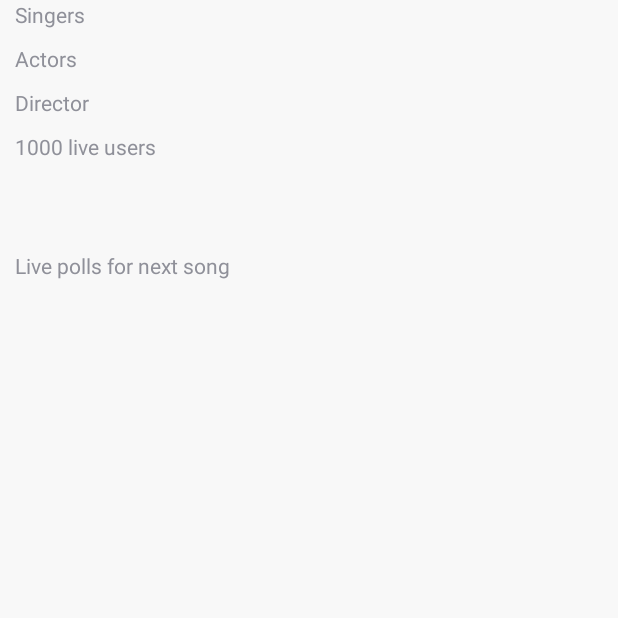
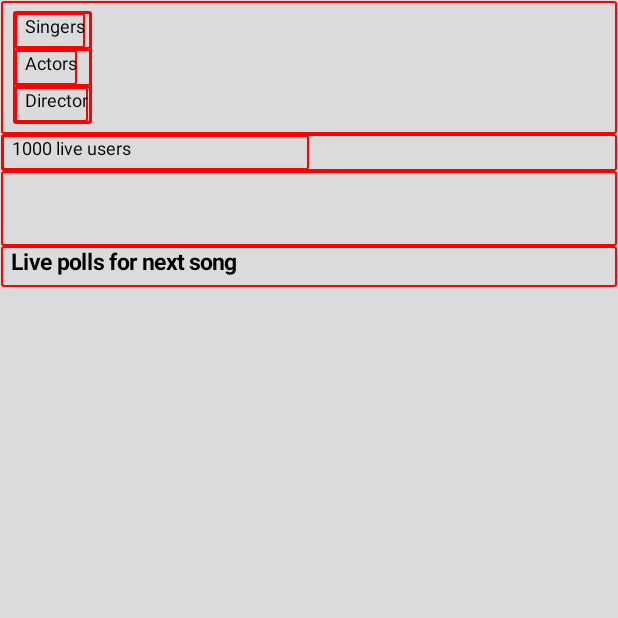
Before and after one commit to v-b-r/telugubeats_android, an Android app: the screen it shows after launch (MainActivity), on a phone screen of 412 x 824 dp, the top half of it. Run offline under Robolectric (Android 15) with nearby library versions, the phone set to English and light mode, and no system bars; our stand-ins replace Picasso; libraries missing offline, so code that uses them is left out: com.google.android.gms, com.loopj.android; pictures from the network do not load; 9 statements that could not run were skipped.

```diff
--- a/app/src/main/java/com/appsandlabs/app/Config.java
+++ b/app/src/main/java/com/appsandlabs/app/Config.java
@@ -4,7 +4,7 @@ package com.appsandlabs.app;
  * Created by abhinav on 9/27/15.
  */
 public class Config {
-    public static final boolean IS_TEST_BUILD = false;
+    public static final boolean IS_TEST_BUILD = true;
     public static final String GCM_SAVED = "gcm_saved";
     public static final String APP_LOADING_VIEW_IMAGE = null;
     public static final String REGISTRATION_COMPLETE = "registration_complete";
--- a/app/src/main/java/com/appsandlabs/com/appsandlabs/helpers/ABTemplating.java
+++ b/app/src/main/java/com/appsandlabs/com/appsandlabs/helpers/ABTemplating.java
@@ -31,6 +31,10 @@ import java.util.Map.Entry;
  */
 public class ABTemplating {
 
+
+	private static final int CENTER_VERTICAL = Gravity.CENTER_VERTICAL;
+	private static final int RIGHT = Gravity.RIGHT;
+	private static final int CENTER_HORIZONTAL = Gravity.CENTER_HORIZONTAL;
 
 	static int MATCH_PARENT = LayoutParams.MATCH_PARENT;
 	int WRAP_CONTENT = LayoutParams.WRAP_CONTENT;
@@ -66,6 +70,8 @@ public class ABTemplating {
 		private TextView label;
 		private ImageView iconView;
 		private ImageView imageView;
+		private int height = LayoutParams.WRAP_CONTENT;
+		private int width =  LayoutParams.WRAP_CONTENT;
 
 		public ABView(String id) {
 			super(TeluguBeatsApp.getContext(), null);
@@ -156,9 +162,11 @@ public class ABTemplating {
 				width = (int)getInDp(width);
 
 			if (this.getLayoutParams() == null)
-				this.setLayoutParams(new LayoutParams(width, getHeight() == 0 ? LayoutParams.WRAP_CONTENT : getHeight()));
+				this.setLayoutParams(new LayoutParams(width, height));
 			else
 				((LayoutParams) this.getLayoutParams()).width = width;
+
+			this.width = width;
 			return this;
 		}
 
@@ -175,15 +183,16 @@ public class ABTemplating {
 			if(height>0)
 				height = (int)getInDp(height);
 			if (this.getLayoutParams() == null)
-				this.setLayoutParams(new LayoutParams(getWidth() == 0 ? LayoutParams.WRAP_CONTENT : getWidth(), height));
+				this.setLayoutParams(new LayoutParams(width , height));
 			else
 				((LayoutParams) this.getLayoutParams()).height = height;
+			this.height = height;
 			return this;
 		}
 
 		public ABView wgt(float weight) {
-			if (this.getLayoutParams() == null || (getHeight() == 0 && getWidth() == 0))
-				this.setLayoutParams(new LayoutParams(0, LayoutParams.WRAP_CONTENT));
+			if (this.getLayoutParams() == null)
+				this.setLayoutParams(new LayoutParams(0, height));
 
 			((LayoutParams) this.getLayoutParams()).width = 0;
 			((LayoutParams) this.getLayoutParams()).weight = weight;
@@ -218,18 +227,30 @@ public class ABTemplating {
 			return this;
 		}
 
+		public ABView asHeader(){
+			if(label != null) {
+				label.setTextColor(Color.BLACK);
+				label.setTextSize(15);
+				label.setTypeface(null , Typeface.BOLD);
+				((LinearLayout.LayoutParams)label.getLayoutParams()).gravity = CENTER_HORIZONTAL;
+			}
+			return this;
+		}
 
 
 		public ABView addLabel(String string, float textSizeSp, boolean wrapLayout, boolean bold) {
 			if(label==null) {
 				label = new TextView(getContext(), null);
-				this.addView(label);
+				super.addView(label);
 			}
 			label.setText(string);
 	        label.setSingleLine();
 			if(textSizeSp!=-1)
-				label.setTextSize(textSizeSp* getInDp(1));
-			this.setPadding(15, 0, 0, 15);
+				label.setTextSize(textSizeSp);
+			else{
+				label.setTextSize(12);
+			}
+			this.setPadding(10, 0, 0, 10);
 			if(wrapLayout)
 				this.setLayoutParams(new LayoutParams(LayoutParams.WRAP_CONTENT, LayoutParams.WRAP_CONTENT));
 			else{
@@ -237,8 +258,8 @@ public class ABTemplating {
 			}
 			if(bold) {
 				label.setTypeface(null, Typeface.BOLD);
-				label.setTextColor(Color.BLACK);
 			}
+			label.setTextColor(Color.BLACK);
 			this.setGravity(Gravity.CENTER_VERTICAL);
 			return this;
 		}
@@ -640,20 +661,25 @@ public class ABTemplating {
 									h(c().addLabel("Singers"), c("singers")),
 									h(c().addLabel("Actors"), c("actors")),
 									h(c().addLabel("Director"), c("directors"))
-							)
-					),
+							).wd(MATCH_PARENT)
+					).padding(10, 10 , 10 , 10),
 					h(c("live_users").addLabel("1000 live users").wgt(0.5f), c("whats_app_dedicate").wgt(0.5f)),
 					c("scrolling_dedications").ht(50),
-					c("live_polls_heading").addLabel("Live polls for next song"),
+					c("live_polls_heading").addLabel("Live polls for next song").asHeader(),
 					c("live_polls_list")
 
 				).occupy().setBgColor(Color.argb(100, 255, 255, 255));
 	}
 
 	public ABView getPollView() {
-		return v(h(c("poll_image").asImage(), v(c("poll_title").addLabel(""), c("poll_subtitle").addLabel("").asSubTitle())),
-				h(c("poll_percentage").ht(10).margin(10,10,10,10)).wgtSum(100)
-		);
+		return v(
+				h(c("poll_image").asImage().sz(50, 50), v(
+											c("poll_title").addLabel(""),
+											c("poll_subtitle").addLabel("").asSubTitle()
+										)
+				),
+				h(c("poll_percentage").ht(5).lgty(CENTER_VERTICAL), c("poll_count").addLabel("").asSubTitle().gty(CENTER_VERTICAL)).ht(25)
+		).setBg(R.drawable.card).padding(20, 10, 20, 10);
 	}
 
 }
--- a/app/src/main/java/com/appsandlabs/models/Album.java
+++ b/app/src/main/java/com/appsandlabs/models/Album.java
@@ -7,13 +7,11 @@ import java.util.List;
 /**
  * Created by abhinav on 10/1/15.
  */
-public class Album {
-    public String albumId;
+public class Album extends  BaseModel{
     public String name;
     public List<String> directors;
     public List<String> actors;
-
-    @SerializedName("music_director")
+    @SerializedName("music_directors")
     public List<String> musicDirectors;
     public String imageUrl;
 }
--- a/app/src/main/java/com/appsandlabs/models/Poll.java
+++ b/app/src/main/java/com/appsandlabs/models/Poll.java
@@ -1,11 +1,13 @@
 package com.appsandlabs.models;
+
+import com.google.gson.annotations.SerializedName;
 
 import java.util.List;
 
 /**
  * Created by abhinav on 10/1/15.
  */
-public class Poll {
-    public String id;
+public class Poll extends  BaseModel{
+    @SerializedName("poll_items")
     public List<PollItem> pollItems;
 }
--- a/app/src/main/java/com/appsandlabs/models/PollItem.java
+++ b/app/src/main/java/com/appsandlabs/models/PollItem.java
@@ -1,13 +1,15 @@
 package com.appsandlabs.models;
+
+import com.google.gson.annotations.SerializedName;
 
 import java.util.List;
 
 /**
  * Created by abhinav on 10/1/15.
  */
-public class PollItem {
-    public int id;
+public class PollItem extends  BaseModel{
     public List<String> userFriends;
+    @SerializedName("poll_count")
     public int pollCount;
     public Song song;
     public int color;
--- a/app/src/main/java/com/appsandlabs/models/Song.java
+++ b/app/src/main/java/com/appsandlabs/models/Song.java
@@ -5,11 +5,10 @@ import java.util.List;
 /**
  * Created by abhinav on 10/1/15.
  */
-public class Song {
-    public String songId;
+public class Song extends  BaseModel{
     public String title;
     public List<String> lyricists;
-    public String genre;
+    public List<String> genre;
     public List<String> singers;
     public int rating;
     public Album album;
--- /dev/null
+++ b/app/src/main/res/drawable/card.xml
@@ -0,0 +1,33 @@
+<?xml version="1.0" encoding="utf-8"?>
+<layer-list xmlns:android="http://schemas.android.com/apk/res/android">
+
+    <item>
+        <shape>
+            <padding android:top="1dp" android:right="5dp" android:bottom="1dp" android:left="5dp" />
+            <solid android:color="@color/transparent" />
+        </shape>
+    </item>
+
+    <item>
+        <shape>
+            <padding android:top="0dp" android:right="0dp" android:bottom="1dp" android:left="0dp" />
+            <solid android:color="@color/card_shadow_1" />
+            <corners android:radius="2dp" />
+        </shape>
+    </item>
+    <item>
+        <shape>
+            <padding android:top="0dp" android:right="0dp" android:bottom="1dp" android:left="0dp" />
+            <solid android:color="@color/card_shadow_2" />
+            <corners android:radius="2dp" />
+        </shape>
+    </item>
+    <!-- Background -->
+    <item>
+		<shape >
+	        <solid android:color="@color/card_background" />
+            <corners android:radius="2dp" />
+        </shape>
+	</item>
+
+</layer-list>
--- a/app/src/main/res/drawable/custom_border.xml
+++ b/app/src/main/res/drawable/custom_border.xml
@@ -1,6 +1,6 @@
 <?xml version="1.0" encoding="UTF-8"?>
  <shape xmlns:android="http://schemas.android.com/apk/res/android" android:shape="rectangle">
-   <corners android:radius="5dp"/>
+   <corners android:radius="1dp"/>
     <stroke
         android:width="1dp"
         android:color="@color/red"></stroke>
--- a/app/src/main/res/values/colors.xml
+++ b/app/src/main/res/values/colors.xml
@@ -2,6 +2,15 @@
 <resources>
     <color name="translucent_black">#AA000000</color>
     <color name="translucent_white">#AAFFFFFF</color>
-    <color name="default_bg">#fff3f3f3</color>
+    <color name="default_bg">#c4c4c4</color>
     <color name="red">#ffff0000</color>
+
+
+    <color name="transparent">#00000000</color>
+    <!-- card colors -->
+    <color name="card_background">#ffffff</color>
+    <color name="card_shadow_1">#d4d4d4</color>
+    <color name="card_shadow_2">#dddddd</color>
+    <color name="card_detailing">#eee</color>
+
 </resources>
```
Also changed, not shown: app/src/main/java/com/appsandlabs/com/appsandlabs/helpers/ServerCalls.java (+8 -2 lines), app/src/main/java/com/appsandlabs/models/BaseModel.java (added, +23 -0 lines), app/src/main/java/com/appsandlabs/models/InitData.java (+5 -2 lines), app/src/main/java/com/appsandlabs/telugubeats/MainActivity.java (+2 -7 lines), app/src/main/java/com/appsandlabs/telugubeats/widgets/PollsListView.java (+13 -7 lines).
